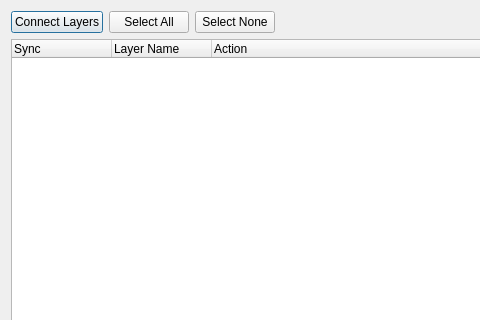
maphub-co/maphub-qgis, file ui/dialogs/SynchronizeLayersDialog.ui: the form before one commit; both pictures show x 0 to 480 and y 0 to 320 of the 800 by 500 pixel window.
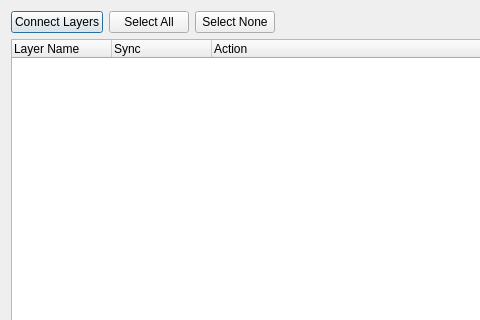
The form after the commit.

Commit message: 🐛 [ui] Fix incorrect column references in SynchronizeLayersDialog for proper layer sync display

The edit to the form file:
```diff
--- a/ui/dialogs/SynchronizeLayersDialog.ui
+++ b/ui/dialogs/SynchronizeLayersDialog.ui
@@ -59,12 +59,12 @@
      </property>
      <column>
       <property name="text">
-       <string>Sync</string>
+       <string>Layer Name</string>
       </property>
      </column>
      <column>
       <property name="text">
-       <string>Layer Name</string>
+       <string>Sync</string>
       </property>
      </column>
      <column>
```
The commit also changes 1 other file.
